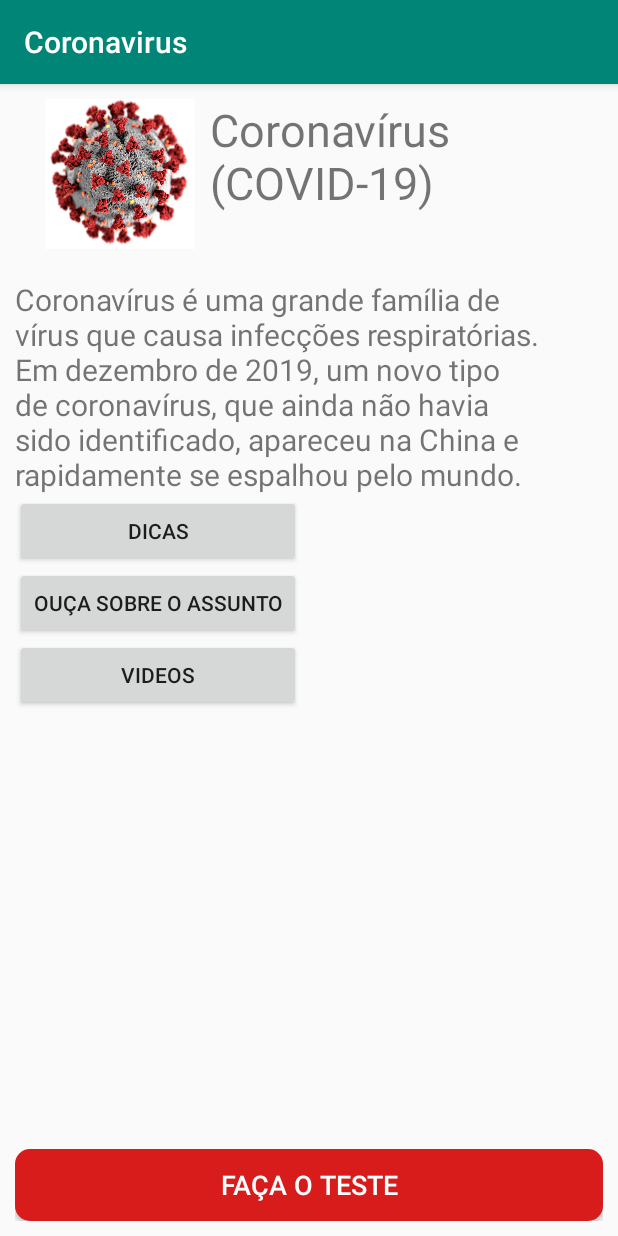
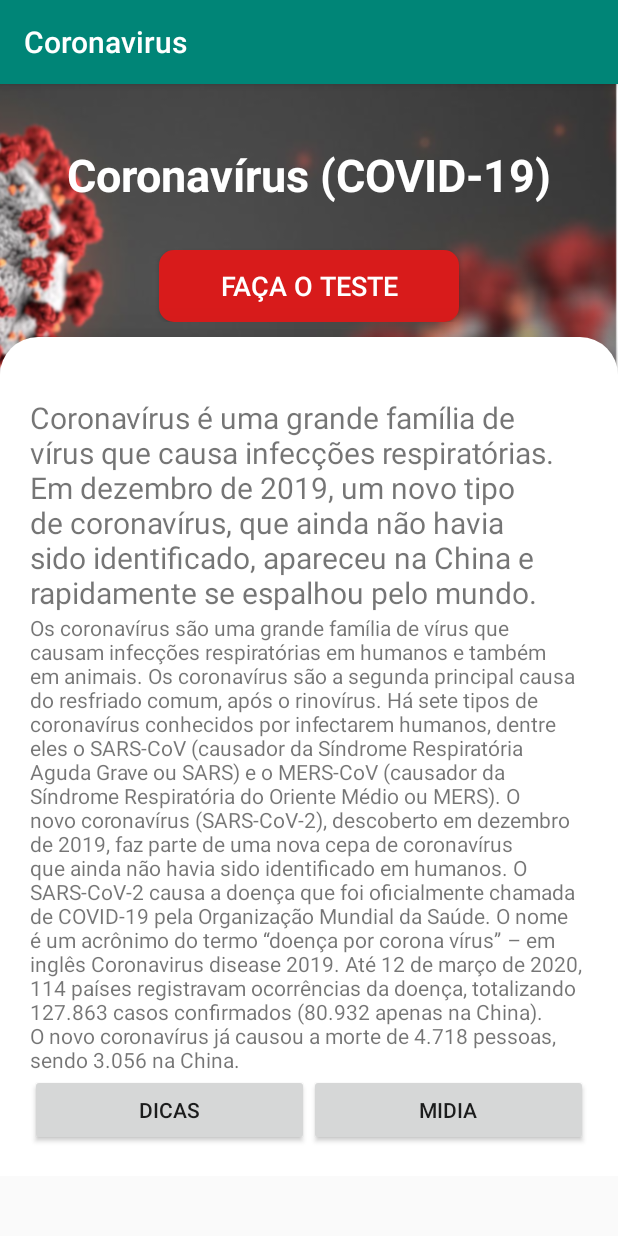
Before and after one commit to weversonneri/Coronavirus, an Android app: the screen it shows after launch (MainActivity), on a phone screen of 412 x 824 dp. Run offline under Robolectric (Android 15) with nearby library versions, the light colour scheme and no system bars.

Commit message:
1 - Ajustes Main 2 - Pag. resultado teste

```diff
--- a/app/src/main/AndroidManifest.xml
+++ b/app/src/main/AndroidManifest.xml
@@ -9,8 +9,7 @@
         android:roundIcon="@mipmap/ic_launcher_round"
         android:supportsRtl="true"
         android:theme="@style/AppTheme">
-        <activity android:name=".PositiveActivity"></activity>
-        <activity android:name=".NegativeActivity" />
+        <activity android:name=".PositiveActivity" />
         <activity
             android:name=".DoTestActivity"
             android:parentActivityName=".MainActivity" />
--- /dev/null
+++ b/app/src/main/res/drawable/button_do_test_confirm_background_active.xml
@@ -0,0 +1,5 @@
+<?xml version="1.0" encoding="utf-8"?>
+<shape xmlns:android="http://schemas.android.com/apk/res/android">
+    <corners android:radius="10dp"/>
+    <solid android:color="@color/button_do_test_confirm_background_active"/>
+</shape>
--- /dev/null
+++ b/app/src/main/res/drawable/do_test_elevation.xml
@@ -0,0 +1,6 @@
+<?xml version="1.0" encoding="utf-8"?>
+<shape xmlns:android="http://schemas.android.com/apk/res/android"
+    android:shape="rectangle">
+    <solid android:color="@color/white" />
+    <corners android:radius="5dp" />
+</shape>
--- /dev/null
+++ b/app/src/main/res/drawable/main_background_layout.xml
@@ -0,0 +1,9 @@
+<?xml version="1.0" encoding="utf-8"?>
+<shape xmlns:android="http://schemas.android.com/apk/res/android"
+    android:shape="rectangle">
+    <solid android:color="@color/white" />
+    <corners
+        android:topLeftRadius="25dp"
+        android:topRightRadius="25dp" />
+
+</shape>
--- a/app/src/main/res/layout/activity_main.xml
+++ b/app/src/main/res/layout/activity_main.xml
@@ -1,59 +1,81 @@
 <?xml version="1.0" encoding="utf-8"?>
-<androidx.core.widget.NestedScrollView xmlns:android="http://schemas.android.com/apk/res/android"
+<ScrollView xmlns:android="http://schemas.android.com/apk/res/android"
     xmlns:tools="http://schemas.android.com/tools"
     android:layout_width="match_parent"
     android:layout_height="match_parent"
-    android:fillViewport="true"
-    android:padding="10dp"
+    android:background="@drawable/background"
     tools:context=".MainActivity">
 
-    <RelativeLayout
+    <LinearLayout
         android:layout_width="match_parent"
-        android:layout_height="match_parent">
-
-
-        <RelativeLayout
-            android:layout_width="match_parent"
-            android:layout_height="wrap_content"
-            android:layout_marginBottom="100dp">
+        android:layout_height="match_parent"
+        android:orientation="vertical">
 
         <LinearLayout
-                android:id="@+id/main_title"
             android:layout_width="match_parent"
-                android:layout_height="wrap_content"
-                android:orientation="horizontal">
-
-                <ImageView
-                    android:id="@+id/imageView"
-                    android:layout_width="100dp"
-                    android:layout_height="100dp"
-                    android:layout_marginLeft="20dp"
-                    android:background="@drawable/ncov" />
+            android:layout_height="0dp"
+            android:layout_weight="1"
+            android:orientation="vertical"
+            android:padding="10dp">
 
             <TextView
                 android:layout_width="match_parent"
                 android:layout_height="wrap_content"
-                    android:layout_marginLeft="10dp"
-                    android:layout_weight="1"
+                android:layout_gravity="center"
+                android:layout_marginTop="30dp"
                 android:text="@string/title_main"
-                    android:textAlignment="textStart"
-                    android:textSize="30dp" />
+                android:textAlignment="center"
+                android:textColor="@color/white"
+                android:textSize="30dp"
+                android:textStyle="bold" />
 
+            <Space
+                android:layout_width="match_parent"
+                android:layout_height="30dp" />
+
+            <Button
+                android:id="@+id/button_do_test"
+                android:layout_width="200dp"
+                android:layout_height="wrap_content"
+                android:layout_gravity="center"
+                android:background="@drawable/button_do_test_background"
+                android:text="@string/button_test"
+                android:textColor="@color/white"
+                android:textSize="18sp" />
 
         </LinearLayout>
+
+        <LinearLayout
+            android:layout_width="match_parent"
+            android:layout_height="0dp"
+            android:layout_weight="3"
+            android:background="@drawable/main_background_layout"
+            android:elevation="20dp"
+            android:orientation="vertical"
+            android:padding="10dp">
+
+                <LinearLayout
+                    android:layout_width="match_parent"
+                    android:layout_height="wrap_content"
+                    android:orientation="vertical"
+                    android:padding="10dp">
 
                     <TextView
                         android:id="@+id/main_text"
                         android:layout_width="match_parent"
                         android:layout_height="wrap_content"
-                android:layout_below="@id/main_title"
                         android:layout_marginTop="20dp"
                         android:text="@string/text_main"
                         android:textSize="20sp" />
 
+                    <TextView
+                        android:layout_width="match_parent"
+                        android:layout_height="match_parent"
+                        android:text="@string/text_about" />
 
-            <GridLayout
-                android:layout_width="wrap_content"
+
+                    <LinearLayout
+                        android:layout_width="match_parent"
                         android:layout_height="wrap_content"
                         android:layout_below="@id/main_text"
                         android:layout_gravity="center"
@@ -64,36 +86,22 @@
                             android:id="@+id/button_about"
                             android:layout_width="match_parent"
                             android:layout_height="wrap_content"
+                            android:layout_weight="1"
                             android:text="@string/button_about" />
 
                         <Button
-                    android:id="@+id/button_audio"
+                            android:id="@+id/button_midia"
                             android:layout_width="match_parent"
                             android:layout_height="wrap_content"
-                    android:text="@string/button_audio" />
+                            android:layout_weight="1"
+                            android:text="@string/button_midia" />
 
-                <Button
-                    android:id="@+id/button_video"
-                    android:layout_width="match_parent"
-                    android:layout_height="wrap_content"
-                    android:text="@string/button_video" />
+                    </LinearLayout>
 
-            </GridLayout>
+                </LinearLayout>
 
-        </RelativeLayout>
+        </LinearLayout>
 
+    </LinearLayout>
 
-
-    <Button
-        android:id="@+id/button_do_test"
-        android:layout_width="match_parent"
-        android:layout_height="wrap_content"
-        android:layout_alignParentBottom="true"
-        android:background="@drawable/button_do_test_background"
-        android:text="@string/button_test"
-        android:textColor="@color/button_text_color"
-        android:textSize="18sp" />
-
-    </RelativeLayout>
-
-</androidx.core.widget.NestedScrollView>
+</ScrollView>
--- a/app/src/main/res/values/colors.xml
+++ b/app/src/main/res/values/colors.xml
@@ -5,6 +5,8 @@
     <color name="colorAccent">#D81B60</color>
     <color name="button_background_color">#FFD81B1B</color>
     <color name="button_confirm_background_color">#ABE2EF</color>
-    <color name="button_text_color">#ffffff</color>
+    <color name="button_do_test_confirm_background_active">#4BCDE9</color>
+    <color name="white">#ffffff</color>
     <color name="button_test_positive_background_color">#F7D836</color>
+    <color name="activy_background">#D6D6D6</color>
 </resources>
--- a/app/src/main/res/values/strings.xml
+++ b/app/src/main/res/values/strings.xml
@@ -5,12 +5,13 @@
     O novo coronavírus (SARS-CoV-2), descoberto em dezembro de 2019, faz parte de uma nova cepa de coronavírus que ainda não havia sido identificado em humanos. O SARS-CoV-2 causa a doença que foi oficialmente chamada de COVID-19 pela Organização Mundial da Saúde. O nome é um acrônimo do termo “doença por corona vírus” – em inglês Coronavirus disease 2019. Até 12 de março de 2020, 114 países registravam ocorrências da doença, totalizando 127.863 casos confirmados (80.932 apenas na China). O novo coronavírus já causou a morte de 4.718 pessoas, sendo 3.056 na China.</string>
     <string name="text_main">Coronavírus é uma grande família de vírus que causa infecções respiratórias. Em dezembro de 2019, um novo tipo de coronavírus, que ainda não havia sido identificado, apareceu na China e rapidamente se espalhou pelo mundo.</string>
     <string name="button_about">Dicas</string>
-    <string name="button_audio">Ouça sobre o assunto</string>
-    <string name="button_video">Videos</string>
+    <string name="button_midia">Midia</string>
     <string name="button_test">Faça o teste</string>
     <string name="textview_test_title">Quais sintomas você apresenta?</string>
     <string name="textView_contato_proximo">Teve contato próximo com caso suspeito ou confirmado de COVID-19 nos últimos 14 dias?</string>
     <string name="textView_regiao_epidemica">Esteve em região epidêmica nos últimos 14 dias?</string>
     <string name="button_test_confirm">Confirmar</string>
     <string name="textView_test_positive">Baseado em suas respostas, é provável que esta situação se enquadre como caso suspeito ou provável de doença pelo coronavírus 2019 (COVID-19). No entanto, isto não se trata de um diagnóstico. A orientação é que você procure atendimento em uma unidade de saúde maus próxima para avaliação clínica. </string>
+    <string name="textView_dialog_negative_title">Caso Improvável</string>
+    <string name="textView_dialog_negative_body">Baseado em suas respostas, é provável que essa situação NÃo se enquadre como caso suspeito de doença pelo coronavírus 2019 (COVID-19). Mantenha as condutas de precaução e prevenção, praticando a etiqueta respiratória.</string>
 </resources>
--- a/build.gradle
+++ b/build.gradle
@@ -7,7 +7,7 @@ buildscript {
 
     }
     dependencies {
-        classpath 'com.android.tools.build:gradle:3.5.3'
+        classpath 'com.android.tools.build:gradle:3.6.1'
 
         // NOTE: Do not place your application dependencies here; they belong
         // in the individual module build.gradle files
```
Also changed, not shown: app/build.gradle (+2 -5 lines), app/src/main/java/com/example/coronavirus/DoTestActivity.java (+37 -30 lines), app/src/main/java/com/example/coronavirus/NegativeActivity.java (deleted, +0 -14 lines), app/src/main/java/com/example/coronavirus/PositiveActivity.java (+20 -1 lines), app/src/main/res/layout/activity_do_test.xml (+27 -19 lines), app/src/main/res/layout/activity_negative.xml (deleted, +0 -18 lines), app/src/main/res/layout/activity_positive.xml (+8 -3 lines), app/src/main/res/layout/dialog_negative.xml (added, +58 -0 lines), app/src/main/res/drawable/background.png (added), app/src/main/res/drawable/ok.png (added), gradle/wrapper/gradle-wrapper.properties, 2 other files. Lines whose indentation alone changed are shown as unchanged.
